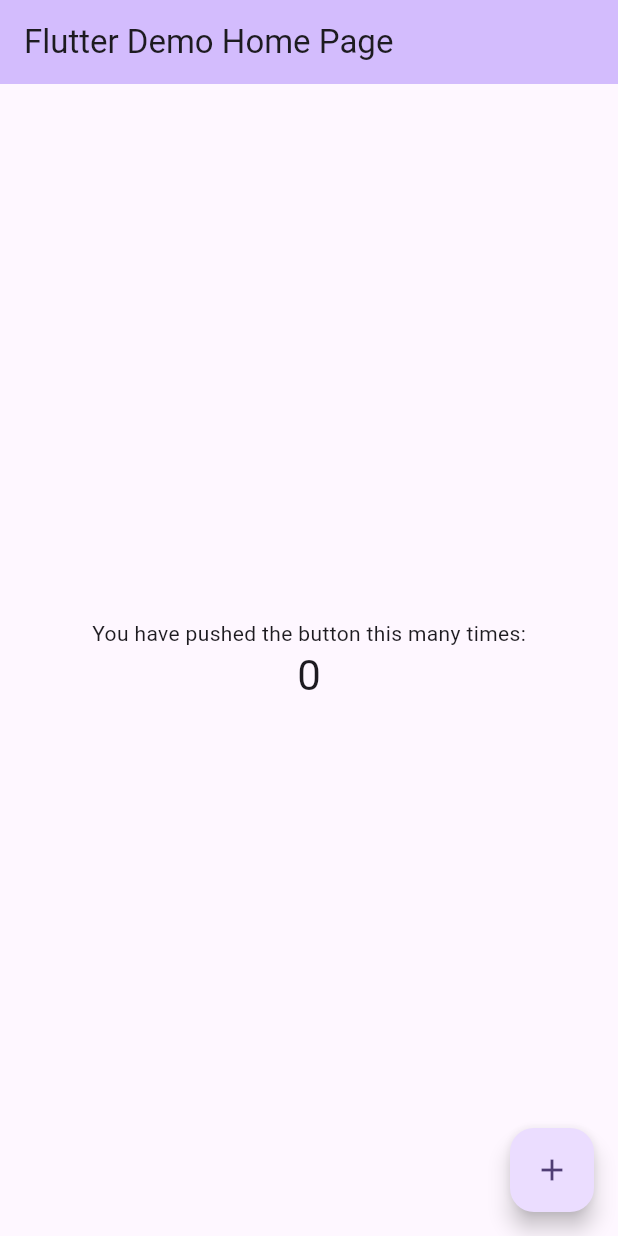
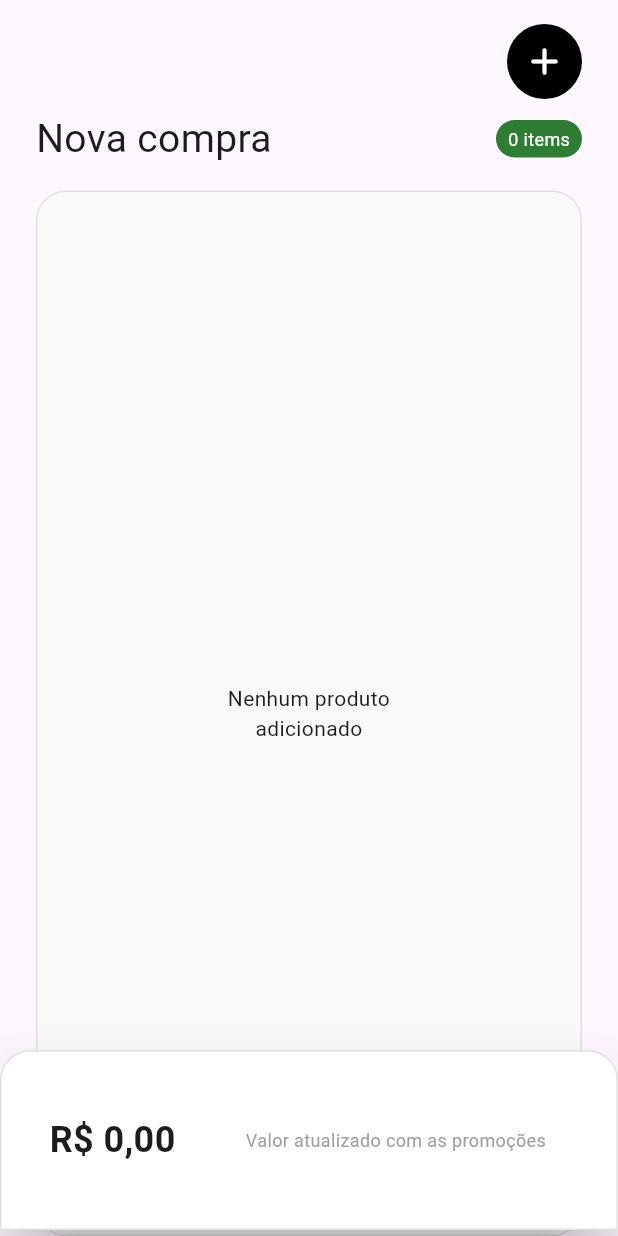
Before and after one commit to TabordaG/2go-bank-test, a Flutter app: the screen it shows after launch, on a phone screen of 412 x 824 dp. Run offline on Flutter 3.47's test engine with Material 3 defaults, Android fonts, the phone set to English and light mode, and no system bars; our stand-ins replace dartz, equatable, flutter_mobx, get, get_it, mobx; generated files the repository leaves out were written again.

Commit message:
feat: basic UI implementation

```diff
--- a/lib/data/models/product_model.dart
+++ b/lib/data/models/product_model.dart
@@ -11,6 +11,7 @@ class ProductModel extends ProductEntity {
         id: id,
         name: name,
         price: price,
+        promotion: promotion,
       );
 
   factory ProductModel.fromEntity(ProductEntity entity) => ProductModel(
--- a/lib/data/repositories/product_repository_imp.dart
+++ b/lib/data/repositories/product_repository_imp.dart
@@ -22,9 +22,9 @@ class ProductRepositoryImp implements ProductRepository {
     try {
       final product = await remoteDataSource.fetchProduct(id);
       // localDataSource.cacheProduct(product);
-      return Right(product);
+      return Right(product.toEntity());
     } catch (e) {
-      return Left(ServerFailure(e.toString()));
+      return Left(e as Failure);
     }
   }
 
@@ -34,7 +34,7 @@ class ProductRepositoryImp implements ProductRepository {
     try {
       final promotion = await remoteDataSource.fetchProductPromotion(productId);
       // localDataSource.cachePromotion(promotion);
-      return Right(promotion);
+      return Right(promotion.toEntity());
     } catch (e) {
       return Left(ServerFailure(e.toString()));
     }
--- a/lib/main.dart
+++ b/lib/main.dart
@@ -1,125 +1,32 @@
 import 'package:flutter/material.dart';
+import 'package:flutter/services.dart';
+import 'package:get/get.dart';
 
-void main() {
-  runApp(const MyApp());
+import 'core/inject/inject.dart';
+import 'presentation/routes/app_routes.dart';
+import 'presentation/routes/name_routes.dart';
+
+void main() async {
+  WidgetsFlutterBinding.ensureInitialized();
+  await initInject();
+  SystemChrome.setPreferredOrientations([DeviceOrientation.portraitUp])
+      .then((value) => runApp(const MyApp()));
 }
 
 class MyApp extends StatelessWidget {
   const MyApp({super.key});
 
-  // This widget is the root of your application.
   @override
   Widget build(BuildContext context) {
-    return MaterialApp(
-      title: 'Flutter Demo',
+    return GetMaterialApp(
+      title: '2GO Supermarket',
       theme: ThemeData(
-        // This is the theme of your application.
-        //
-        // TRY THIS: Try running your application with "flutter run". You'll see
-        // the application has a blue toolbar. Then, without quitting the app,
-        // try changing the seedColor in the colorScheme below to Colors.green
-        // and then invoke "hot reload" (save your changes or press the "hot
-        // reload" button in a Flutter-supported IDE, or press "r" if you used
-        // the command line to start the app).
-        //
-        // Notice that the counter didn't reset back to zero; the application
-        // state is not lost during the reload. To reset the state, use hot
-        // restart instead.
-        //
-        // This works for code too, not just values: Most code changes can be
-        // tested with just a hot reload.
         colorScheme: ColorScheme.fromSeed(seedColor: Colors.deepPurple),
         useMaterial3: true,
       ),
-      home: const MyHomePage(title: 'Flutter Demo Home Page'),
+      debugShowCheckedModeBanner: false,
+      initialRoute: Routes.checkout,
+      routes: AppRoutes.routes,
     );
   }
 }
-
-class MyHomePage extends StatefulWidget {
-  const MyHomePage({super.key, required this.title});
-
-  // This widget is the home page of your application. It is stateful, meaning
-  // that it has a State object (defined below) that contains fields that affect
-  // how it looks.
-
-  // This class is the configuration for the state. It holds the values (in this
-  // case the title) provided by the parent (in this case the App widget) and
-  // used by the build method of the State. Fields in a Widget subclass are
-  // always marked "final".
-
-  final String title;
-
-  @override
-  State<MyHomePage> createState() => _MyHomePageState();
-}
-
-class _MyHomePageState extends State<MyHomePage> {
-  int _counter = 0;
-
-  void _incrementCounter() {
-    setState(() {
-      // This call to setState tells the Flutter framework that something has
-      // changed in this State, which causes it to rerun the build method below
-      // so that the display can reflect the updated values. If we changed
-      // _counter without calling setState(), then the build method would not be
-      // called again, and so nothing would appear to happen.
-      _counter++;
-    });
-  }
-
-  @override
-  Widget build(BuildContext context) {
-    // This method is rerun every time setState is called, for instance as done
-    // by the _incrementCounter method above.
-    //
-    // The Flutter framework has been optimized to make rerunning build methods
-    // fast, so that you can just rebuild anything that needs updating rather
-    // than having to individually change instances of widgets.
-    return Scaffold(
-      appBar: AppBar(
-        // TRY THIS: Try changing the color here to a specific color (to
-        // Colors.amber, perhaps?) and trigger a hot reload to see the AppBar
-        // change color while the other colors stay the same.
-        backgroundColor: Theme.of(context).colorScheme.inversePrimary,
-        // Here we take the value from the MyHomePage object that was created by
-        // the App.build method, and use it to set our appbar title.
-        title: Text(widget.title),
-      ),
-      body: Center(
-        // Center is a layout widget. It takes a single child and positions it
-        // in the middle of the parent.
-        child: Column(
-          // Column is also a layout widget. It takes a list of children and
-          // arranges them vertically. By default, it sizes itself to fit its
-          // children horizontally, and tries to be as tall as its parent.
-          //
-          // Column has various properties to control how it sizes itself and
-          // how it positions its children. Here we use mainAxisAlignment to
-          // center the children vertically; the main axis here is the vertical
-          // axis because Columns are vertical (the cross axis would be
-          // horizontal).
-          //
-          // TRY THIS: Invoke "debug painting" (choose the "Toggle Debug Paint"
-          // action in the IDE, or press "p" in the console), to see the
-          // wireframe for each widget.
-          mainAxisAlignment: MainAxisAlignment.center,
-          children: <Widget>[
-            const Text(
-              'You have pushed the button this many times:',
-            ),
-            Text(
-              '$_counter',
-              style: Theme.of(context).textTheme.headlineMedium,
-            ),
-          ],
-        ),
-      ),
-      floatingActionButton: FloatingActionButton(
-        onPressed: _incrementCounter,
-        tooltip: 'Increment',
-        child: const Icon(Icons.add),
-      ), // This trailing comma makes auto-formatting nicer for build methods.
-    );
-  }
-}
--- /dev/null
+++ b/lib/presentation/routes/app_routes.dart
@@ -0,0 +1,10 @@
+import 'package:flutter/material.dart';
+import 'package:test_2go_bank/presentation/screens/checkout_screen.dart';
+
+import 'name_routes.dart';
+
+class AppRoutes {
+  static final Map<String, Widget Function(BuildContext)> routes = {
+    Routes.checkout: (context) => const CheckoutScreen(),
+  };
+}
--- /dev/null
+++ b/lib/presentation/routes/name_routes.dart
@@ -0,0 +1,3 @@
+abstract class Routes {
+  static const String checkout = '/checkout';
+}
--- /dev/null
+++ b/lib/presentation/screens/checkout_screen.dart
@@ -0,0 +1,294 @@
+import 'package:flutter/material.dart';
+import 'package:flutter_mobx/flutter_mobx.dart';
+import 'package:get_it/get_it.dart';
+import 'package:intl/intl.dart';
+import 'package:test_2go_bank/presentation/viewmodel/checkout_viewmodel.dart';
+
+import 'components/add_product_bottomsheet.dart';
+
+class CheckoutScreen extends StatefulWidget {
+  const CheckoutScreen({super.key});
+
+  @override
+  State<CheckoutScreen> createState() => _CheckoutScreenState();
+}
+
+class _CheckoutScreenState extends State<CheckoutScreen> {
+  final CheckoutViewModel _viewModel = GetIt.I<CheckoutViewModel>();
+
+  @override
+  Widget build(BuildContext context) {
+    return Scaffold(
+      body: Stack(
+        children: [
+          SafeArea(
+            child: Padding(
+              padding: const EdgeInsets.symmetric(horizontal: 24.0),
+              child: Column(
+                crossAxisAlignment: CrossAxisAlignment.start,
+                children: [
+                  _addProductButton(),
+                  _titlePage(),
+                  _productList(),
+                ],
+              ),
+            ),
+          ),
+          _totalValue(context),
+        ],
+      ),
+    );
+  }
+
+  Widget _totalValue(BuildContext context) {
+    return Positioned(
+      bottom: 0,
+      left: -4,
+      child: Card(
+        elevation: 24,
+        child: Container(
+          height: 120,
+          width: MediaQuery.of(context).size.width,
+          decoration: BoxDecoration(
+            color: Colors.white,
+            border: Border.all(color: Colors.grey[300]!),
+            borderRadius: const BorderRadius.only(
+              topLeft: Radius.circular(20),
+              topRight: Radius.circular(20),
+            ),
+          ),
+          padding: const EdgeInsets.symmetric(horizontal: 32),
+          child: Row(
+            children: [
+              Observer(builder: (_) {
+                return Text(
+                  NumberFormat.simpleCurrency(locale: "pt_br")
+                      .format(_viewModel.purchase.total),
+                  style: const TextStyle(
+                    fontSize: 24,
+                    fontWeight: FontWeight.bold,
+                  ),
+                );
+              }),
+              const SizedBox(width: 32),
+              const Expanded(
+                child: Text(
+                  'Valor atualizado com as promoções',
+                  style: TextStyle(
+                    fontSize: 12,
+                    color: Colors.grey,
+                  ),
+                  textAlign: TextAlign.center,
+                ),
+              ),
+            ],
+          ),
+        ),
+      ),
+    );
+  }
+
+  Widget _productList() {
+    return Expanded(
+      child: Container(
+        margin: const EdgeInsets.only(top: 16),
+        width: double.infinity,
+        decoration: BoxDecoration(
+          color: const Color(0xFFF9F9F9),
+          border: Border.all(color: Colors.grey[300]!),
+          borderRadius: BorderRadius.circular(20),
+        ),
+        child: Observer(builder: (_) {
+          if (_viewModel.purchase.items.isEmpty) {
+            return const Center(
+              child: Text(
+                'Nenhum produto\nadicionado',
+                textAlign: TextAlign.center,
+              ),
+            );
+          }
+
+          return ListView.builder(
+            itemCount: _viewModel.purchase.items.length,
+            itemBuilder: (context, index) {
+              return _productItem(
+                isFirst: index == 0,
+                isLast: index == _viewModel.purchase.items.length - 1,
+                index: index,
+              );
+            },
+          );
+        }),
+      ),
+    );
+  }
+
+  Widget _productItem(
+      {required bool isFirst, required bool isLast, required int index}) {
+    return Container(
+      margin:
+          EdgeInsets.fromLTRB(8, index == 0 ? 12 : 8, 8, index == 4 ? 100 : 4),
+      padding: const EdgeInsets.all(8),
+      decoration: BoxDecoration(
+        color: Colors.white,
+        borderRadius: BorderRadius.circular(8),
+      ),
+      child: Observer(builder: (_) {
+        return ListTile(
+          title: Text(
+            _viewModel.purchase.items[index].name,
+            style: const TextStyle(
+              fontSize: 16,
+              fontWeight: FontWeight.w700,
+            ),
+          ),
+          subtitle: Column(
+            crossAxisAlignment: CrossAxisAlignment.start,
+            children: [
+              Padding(
+                padding: const EdgeInsets.only(top: 8.0),
+                child: Text(
+                  NumberFormat.simpleCurrency(locale: "pt_br")
+                      .format(_viewModel.purchase.items[index].price),
+                  style: TextStyle(
+                    fontSize: 16,
+                    color: Colors.green[800],
+                    fontWeight: FontWeight.bold,
+                  ),
+                ),
+              ),
+              Padding(
+                padding: const EdgeInsets.only(top: 8.0),
+                child: Row(
+                  children: [
+                    GestureDetector(
+                      onTap: () => _viewModel.purchase.items[index].amount > 1
+                          ? _viewModel.updateProductAmount(
+                              _viewModel.purchase.items[index].id,
+                              -1,
+                            )
+                          : null,
+                      child: CircleAvatar(
+                        backgroundColor:
+                            _viewModel.purchase.items[index].amount == 1
+                                ? Colors.grey[50]
+                                : Colors.grey[100],
+                        child: Icon(
+                          Icons.remove_rounded,
+                          color: _viewModel.purchase.items[index].amount == 1
+                              ? Colors.grey[300]
+                              : Colors.black,
+                        ),
+                      ),
+                    ),
+                    Container(
+                      height: 45,
+                      width: 60,
+                      margin: const EdgeInsets.symmetric(
+                        horizontal: 8,
+                      ),
+                      decoration: BoxDecoration(
+                        border: Border.all(
+                          color: Colors.grey[200]!,
+                        ),
+                        borderRadius: BorderRadius.circular(50),
+                      ),
+                      child: Center(
+                        child:
+                            Text('${_viewModel.purchase.items[index].amount}'),
+                      ),
+                    ),
+                    GestureDetector(
+                      onTap: () => _viewModel.updateProductAmount(
+                        _viewModel.purchase.items[index].id,
+                        1,
+                      ),
+                      child: CircleAvatar(
+                        backgroundColor: Colors.grey[100],
+                        child: const Icon(
+                          Icons.add_rounded,
+                          color: Colors.black,
+                        ),
+                      ),
+                    ),
+                    const Spacer(),
+                    GestureDetector(
+                      onTap: () => _viewModel
+                          .removeProduct(_viewModel.purchase.items[index].id),
+                      child: Container(
+                        height: 45,
+                        width: 45,
+                        decoration: BoxDecoration(
+                          color: Colors.white,
+                          border: Border.all(color: Colors.grey[200]!),
+                          borderRadius: BorderRadius.circular(50),
+                        ),
+                        child: Icon(
+                          Icons.close_rounded,
+                          size: 20,
+                          color: Colors.red[800]!,
+                        ),
+                      ),
+                    ),
+                  ],
+                ),
+              ),
+            ],
+          ),
+        );
+      }),
+    );
+  }
+
+  Padding _titlePage() {
+    return Padding(
+      padding: const EdgeInsets.only(top: 8.0),
+      child: Row(
+        mainAxisAlignment: MainAxisAlignment.spaceBetween,
+        children: [
+          const Text(
+            'Nova compra',
+            style: TextStyle(fontSize: 26),
+          ),
+          Container(
+            decoration: BoxDecoration(
+              color: Colors.green[800],
+              borderRadius: BorderRadius.circular(50),
+            ),
+            padding: const EdgeInsets.symmetric(
+              horizontal: 8,
+              vertical: 4,
+            ),
+            child: Observer(builder: (_) {
+              return Text(
+                '${_viewModel.purchase.items.length} items',
+                style: const TextStyle(fontSize: 12, color: Colors.white),
+              );
+            }),
+          ),
+        ],
+      ),
+    );
+  }
+
+  Widget _addProductButton() {
+    return Padding(
+      padding: const EdgeInsets.only(top: 16.0),
+      child: Align(
+        alignment: Alignment.centerRight,
+        child: GestureDetector(
+          onTap: () => addProductBottomSheet(),
+          child: const CircleAvatar(
+            radius: 25,
+            backgroundColor: Colors.black,
+            child: Icon(
+              Icons.add_rounded,
+              size: 30,
+              color: Colors.white,
+            ),
+          ),
+        ),
+      ),
+    );
+  }
+}
--- a/lib/presentation/viewmodel/checkout_viewmodel.dart
+++ b/lib/presentation/viewmodel/checkout_viewmodel.dart
@@ -1,9 +1,9 @@
+import 'package:flutter/material.dart';
 import 'package:mobx/mobx.dart';
 import 'package:test_2go_bank/core/utils/toast.dart';
 import 'package:test_2go_bank/domain/entities/product_entity.dart';
 import 'package:test_2go_bank/domain/entities/purchase_entity.dart';
 
-import '../../core/enums/checkout_state_enum.dart';
 import '../../domain/usecases/calculate_purchase_total_usecase.dart';
 import '../../domain/usecases/fetch_product_promotion_usecase.dart';
 import '../../domain/usecases/fetch_product_usecase.dart';
@@ -26,7 +26,7 @@ abstract class CheckoutViewModelBase with Store {
   /// ----------------------------------------- Observable Variables
 
   @observable
-  CheckoutStateEnum state = CheckoutStateEnum.initial;
+  TextEditingController productIdController = TextEditingController();
 
   @observable
   var purchase = PurchaseEntity(
@@ -36,16 +36,17 @@ abstract class CheckoutViewModelBase with Store {
   );
 
   /// ----------------------------------------- Add Product to Purchase
-  ///
+
+  void clearProductIdController() {
+    productIdController.clear();
+  }
+
   /// Adds a product to the purchase list by its product ID.
-  /// This method sets the state to `CheckoutStateEnum.loading` while processing.
   /// It first checks if the product already exists in the purchase list:
   /// - If the product exists, it increments the amount of the existing product.
   /// - If the product does not exist, it fetches the product details and adds it to the purchase list.
   @action
   Future<void> addProduct(int productId) async {
-    state = CheckoutStateEnum.loading;
-
     int index = purchase.items.indexWhere((element) => element.id == productId);
     if (index != -1) {
       purchase.items[index] = purchase.items[index]
@@ -61,7 +62,6 @@ abstract class CheckoutViewModelBase with Store {
     }
 
     updatePurchaseTotal();
-    state = CheckoutStateEnum.loaded;
   }
 
   /// Fetches a product by its ID and applies any available promotions.
@@ -75,7 +75,6 @@ abstract class CheckoutViewModelBase with Store {
     // Handle the result of fetching the product
     fetchProductResult.fold(
       (failure) {
-        state = CheckoutStateEnum.error;
         toastError(message: failure.message);
       },
       (fetchedProduct) {
@@ -104,11 +103,34 @@ abstract class CheckoutViewModelBase with Store {
     return product;
   }
 
+  /// ----------------------------------------- Update Product Amount
+
+  void updateProductAmount(int productId, int value) {
+    int index = purchase.items.indexWhere((element) => element.id == productId);
+    if (index != -1) {
+      purchase.items[index] = purchase.items[index]
+          .copyWith(amount: purchase.items[index].amount + value);
+    }
+
+    updatePurchaseTotal();
+  }
+
+  /// ----------------------------------------- Remove Product from Purchase
+
+  void removeProduct(int productId) {
+    int index = purchase.items.indexWhere((element) => element.id == productId);
+    purchase =
+        purchase.copyWith(items: List.from(purchase.items)..removeAt(index));
+
+    updatePurchaseTotal();
+  }
+
   /// ----------------------------------------- Calculate Total
 
   @action
   void updatePurchaseTotal() {
-    double total = _calculatePurchaseTotalUsecase(purchase.items);
+    List<ProductEntity> products = List.from(purchase.items);
+    double total = _calculatePurchaseTotalUsecase(products);
     purchase = purchase.copyWith(total: total, date: DateTime.now());
   }
 }
--- a/pubspec.yaml
+++ b/pubspec.yaml
@@ -42,6 +42,8 @@ dependencies:
   mobx: ^2.3.3+2
   flutter_mobx: ^2.2.1+1
   get: ^4.6.6
+  get_it: ^8.0.0
+  intl: ^0.19.0
 
 dev_dependencies:
   flutter_test:
```
Also changed, not shown: lib/core/inject/inject.dart (added, +29 -0 lines), lib/data/data_sources/remote_data_source.dart (+6 -6 lines), lib/presentation/screens/components/add_product_bottomsheet.dart (added, +110 -0 lines), lib/presentation/viewmodel/checkout_viewmodel.g.dart, pubspec.lock, 6 other files.
